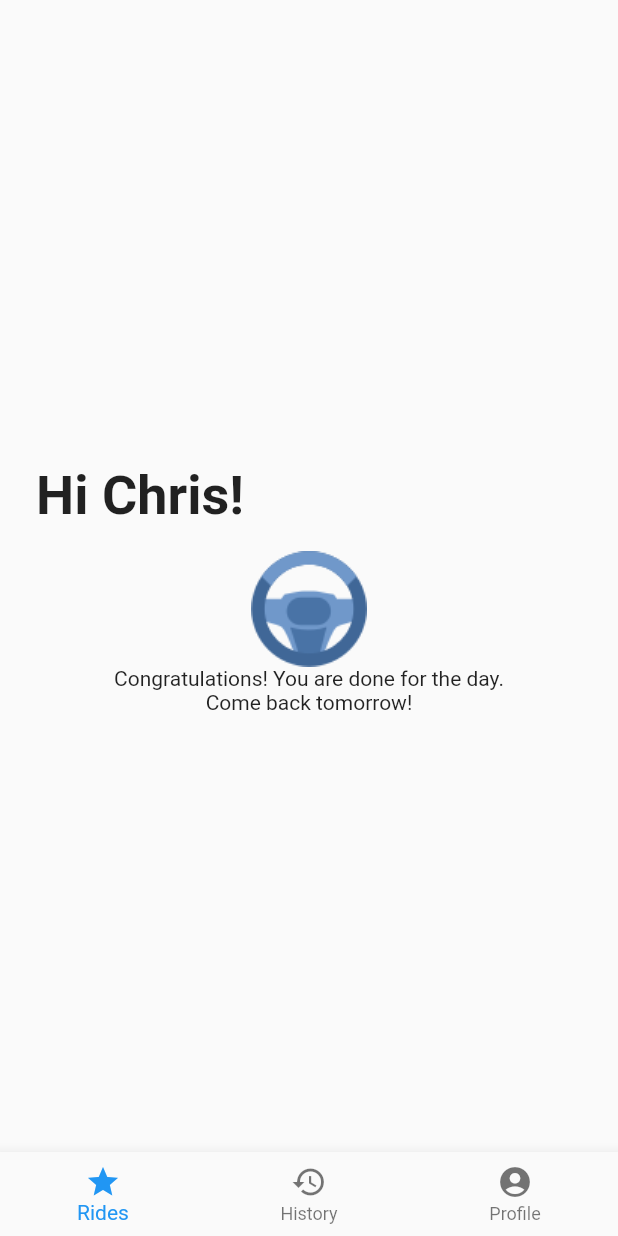
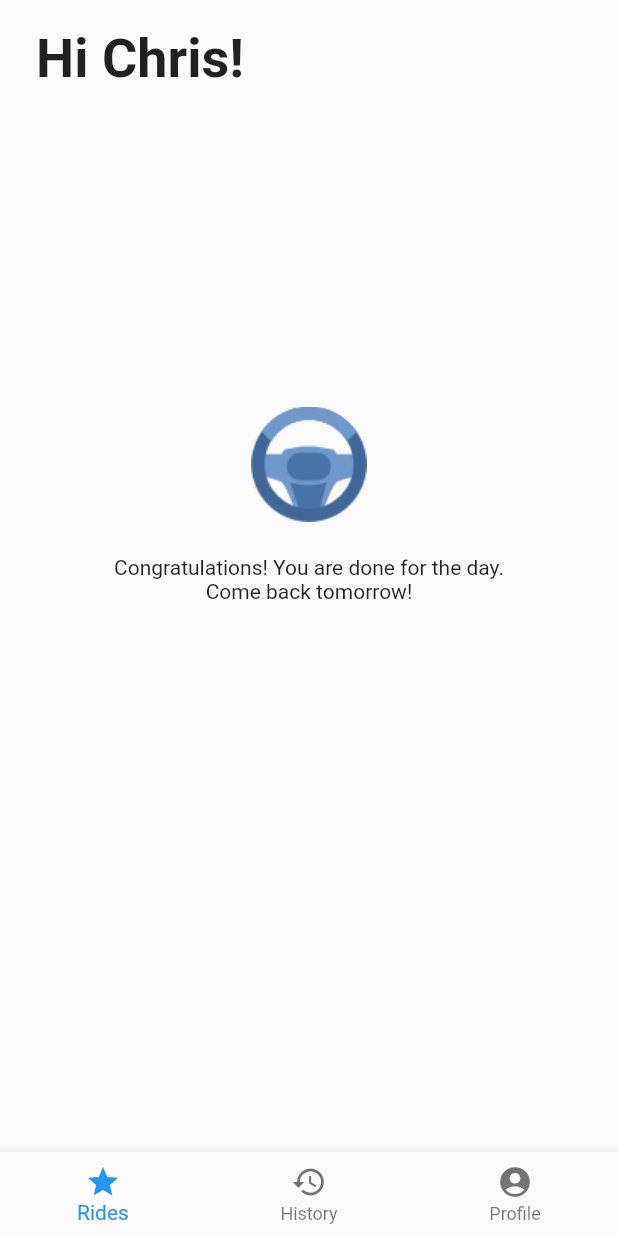
Before and after one commit to cornell-dti/carriage-driver, a Flutter app: the Home screen opened directly, on a phone screen of 412 x 824 dp. Run offline on Flutter 3.47's test engine with Material 2 defaults, Android fonts, the phone set to English and light mode, and no system bars; our stand-ins replace google_sign_in; Roboto replaces fonts that are missing (SFPro).

Commit message:
Finished UI spacing

```diff
--- a/lib/Home.dart
+++ b/lib/Home.dart
@@ -89,17 +89,18 @@ class _HomeState extends State<Home> {
 
   Widget _noRidesLeftPage (BuildContext context) {
     return Column (
-      mainAxisAlignment: MainAxisAlignment.center,
       crossAxisAlignment: CrossAxisAlignment.start,
       children: [
         Greeting(name: _name),
+        SizedBox(height: 195),
         Center (
             child: Column (
               children: <Widget>[
                 Image(
                   image: AssetImage('assets/images/steeringWheel.png'),
-                  height: 77,
+
                 ),
+                SizedBox(height: 22),
                 Text(
                   'Congratulations! You are done for the day. \n'
                       'Come back tomorrow!',
@@ -118,7 +119,7 @@ class _HomeState extends State<Home> {
       onWillPop: () async => false,
       child: Scaffold(
         body: _selectedIndex == 0
-            ? _noRidesLeftPage(context)
+           ? _noRidesLeftPage(context)
         //? _ridesPage(context)
             : _selectedIndex == 1
             ? Column()
```
